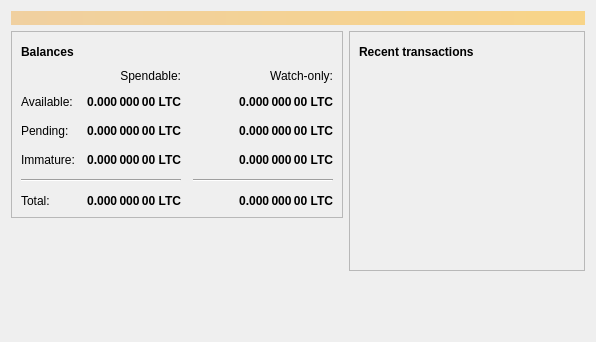
Old version of the form src/qt/forms/overviewpage.ui in the repository PantsCoin/PantsCoin.
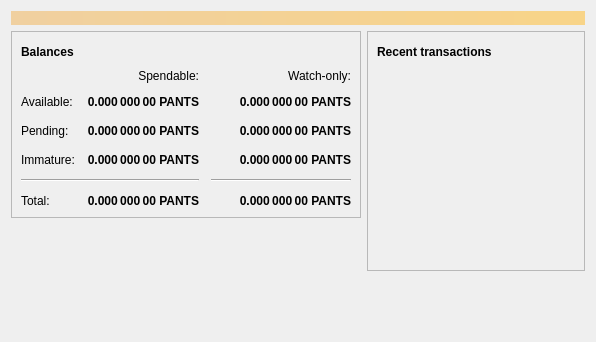
New version of the form. Icons and pictures are not drawn.

```diff
--- a/src/qt/forms/overviewpage.ui
+++ b/src/qt/forms/overviewpage.ui
@@ -129,7 +129,7 @@
                <string>Unconfirmed transactions to watch-only addresses</string>
               </property>
               <property name="text">
-               <string notr="true">0.000 000 00 LTC</string>
+               <string notr="true">0.000 000 00 PANTS</string>
               </property>
               <property name="alignment">
                <set>Qt::AlignRight|Qt::AlignTrailing|Qt::AlignVCenter</set>
@@ -154,7 +154,7 @@
                <string>Total of transactions that have yet to be confirmed, and do not yet count toward the spendable balance</string>
               </property>
               <property name="text">
-               <string notr="true">0.000 000 00 LTC</string>
+               <string notr="true">0.000 000 00 PANTS</string>
               </property>
               <property name="alignment">
                <set>Qt::AlignRight|Qt::AlignTrailing|Qt::AlignVCenter</set>
@@ -179,7 +179,7 @@
                <string>Mined balance in watch-only addresses that has not yet matured</string>
               </property>
               <property name="text">
-               <string notr="true">0.000 000 00 LTC</string>
+               <string notr="true">0.000 000 00 PANTS</string>
               </property>
               <property name="alignment">
                <set>Qt::AlignRight|Qt::AlignTrailing|Qt::AlignVCenter</set>
@@ -237,7 +237,7 @@
                <string>Mined balance that has not yet matured</string>
               </property>
               <property name="text">
-               <string notr="true">0.000 000 00 LTC</string>
+               <string notr="true">0.000 000 00 PANTS</string>
               </property>
               <property name="alignment">
                <set>Qt::AlignRight|Qt::AlignTrailing|Qt::AlignVCenter</set>
@@ -282,7 +282,7 @@
                <string>Your current total balance</string>
               </property>
               <property name="text">
-               <string notr="true">0.000 000 00 LTC</string>
+               <string notr="true">0.000 000 00 PANTS</string>
               </property>
               <property name="alignment">
                <set>Qt::AlignRight|Qt::AlignTrailing|Qt::AlignVCenter</set>
@@ -307,7 +307,7 @@
                <string>Current total balance in watch-only addresses</string>
               </property>
               <property name="text">
-               <string notr="true">0.000 000 00 LTC</string>
+               <string notr="true">0.000 000 00 PANTS</string>
               </property>
               <property name="alignment">
                <set>Qt::AlignRight|Qt::AlignTrailing|Qt::AlignVCenter</set>
@@ -349,7 +349,7 @@
                <string>Your current spendable balance</string>
               </property>
               <property name="text">
-               <string notr="true">0.000 000 00 LTC</string>
+               <string notr="true">0.000 000 00 PANTS</string>
               </property>
               <property name="alignment">
                <set>Qt::AlignRight|Qt::AlignTrailing|Qt::AlignVCenter</set>
@@ -374,7 +374,7 @@
                <string>Your current balance in watch-only addresses</string>
               </property>
               <property name="text">
-               <string notr="true">0.000 000 00 LTC</string>
+               <string notr="true">0.000 000 00 PANTS</string>
               </property>
               <property name="alignment">
                <set>Qt::AlignRight|Qt::AlignTrailing|Qt::AlignVCenter</set>
```
Left out of the diff: 4 changed lines with no effect on the pictures.
